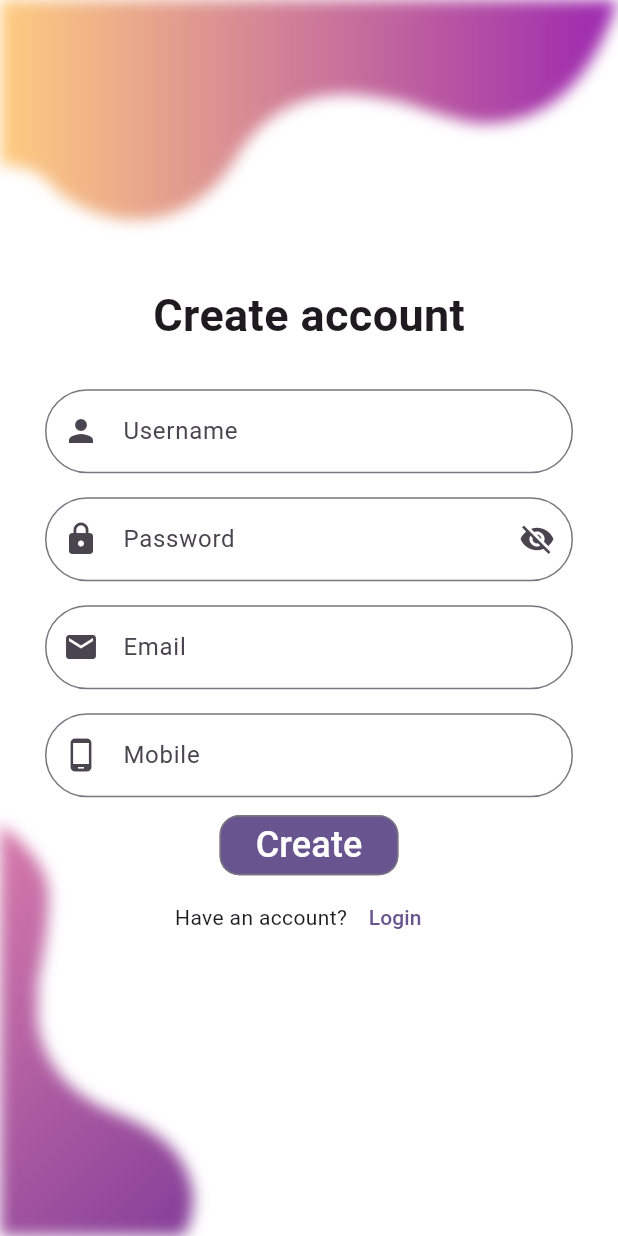
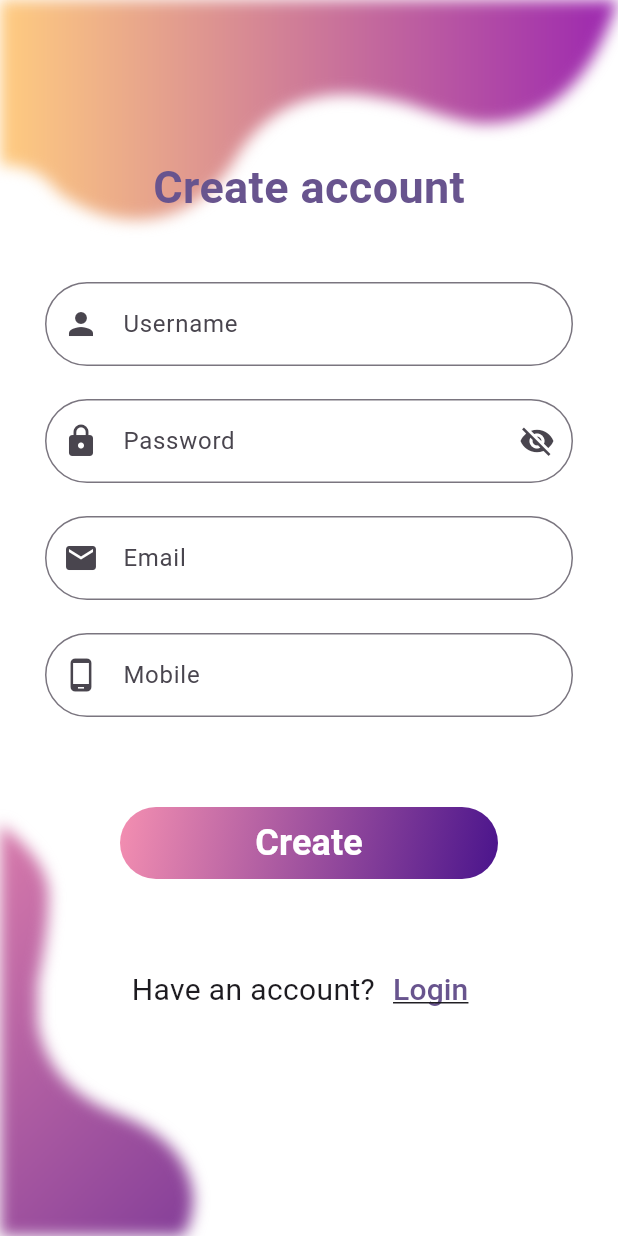
Before and after one commit to GretaAntenucci/Bullet-Buddy, a Flutter app: the CreateAccountPage screen opened by its route, on a phone screen of 412 x 824 dp. Run offline on Flutter 3.47's test engine with Material 3 defaults, Android fonts, the phone set to English and light mode, and no system bars; our stand-ins replace google_fonts.

Commit message:
style: Visually improved create account page

```diff
--- a/lib/pages/create_account_page.dart
+++ b/lib/pages/create_account_page.dart
@@ -1,13 +1,11 @@
 import 'package:bullet_buddy/shapes/bottom_shape.dart';
 import 'package:bullet_buddy/shapes/top_shape.dart';
+import 'package:bullet_buddy/widgets/custom_text_field.dart';
+import 'package:bullet_buddy/widgets/gradient_button.dart';
 import 'package:flutter/material.dart';
 
-
-
 class CreateAccountPage extends StatelessWidget {
-  CreateAccountPage({super.key});
-  ValueNotifier<bool> open = ValueNotifier(true);
-
+  const CreateAccountPage({super.key});
 
   @override
   Widget build(BuildContext context) {
@@ -18,158 +16,119 @@ class CreateAccountPage extends StatelessWidget {
           const TopShape(),
           const BottomShape(),
           SafeArea(
-              child: ValueListenableBuilder(
-                valueListenable: open,
-                builder: (context, value, child) {
-                  return Column(
-                    mainAxisAlignment: MainAxisAlignment.center,
+            child: SingleChildScrollView(
+              child: Column(
                 children: [
-                      const Text('Create account',
+                  /// Title (create account)
+                  Padding(
+                    padding: const EdgeInsets.only(top: 103),
+                    child: Text(
+                      'Create account',
                       style: TextStyle(
                         fontSize: 30,
                         fontWeight: FontWeight.bold,
-                      )
-                      ),
-                      const SizedBox(
-                        height: 20,
-                      ),
-                      Form(
-                        child: Column(
-                          children: [
-                            Padding(
-                            padding: const EdgeInsets.symmetric(
-                              horizontal: 30,
-                              vertical: 8.0,
-                            ),
-                            child: TextField(
-                              keyboardType: TextInputType.text,
-                              decoration: InputDecoration(
-                                prefixIcon: const Icon(Icons.person),
-                                hintText: 'Username',
-                                border: OutlineInputBorder(
-                                  borderSide: const BorderSide()
-                                      .copyWith(color: Colors.grey),
-                                  borderRadius: const BorderRadius.all(
-                                    Radius.circular(50),
+                        color: Theme.of(context).primaryColor,
                       ),
                     ),
                   ),
+
+                  ///Spacing
+                  const SizedBox(
+                    height: 42,
                   ),
+
+                  /// Form with text fields
+                  Form(
+                    child: Padding(
+                      padding: const EdgeInsets.symmetric(horizontal: 30),
+                      child: Column(
+                        children: [
+                          /// Username field
+                          CustomTextField(
+                            textInputType: TextInputType.text,
+                            icon: const Icon(Icons.person),
+                            hintText: 'Username',
                           ),
-                            Padding(
-                              padding: const EdgeInsets.symmetric(
-                                horizontal: 30,
-                                vertical: 8.0,
+
+                          const SizedBox(
+                            height: 22,
                           ),
-                              child: TextField(
-                                keyboardType: TextInputType.text,
-                                obscureText: open.value,
-                                decoration: InputDecoration(
-                                  constraints: const BoxConstraints(
-                                    maxHeight: 70,
-                                    maxWidth: double.infinity,
+
+                          /// Password field
+                          CustomTextField.password(
+                            hintText: 'Password',
                           ),
-                                  suffixIcon: IconButton(
-                                    splashColor: Colors.transparent,
-                                    highlightColor: Colors.transparent,
-                                    onPressed: () {
-                                      open.value = !open.value;
-                                    },
-                                    icon: open.value
-                                        ? const Icon(Icons.visibility_off)
-                                        : const Icon(Icons.remove_red_eye),
+                          const SizedBox(
+                            height: 22,
                           ),
-                                  prefixIcon: const Icon(Icons.lock),
-                                  hintText: 'Password',
-                                  border: OutlineInputBorder(
-                                      borderSide: const BorderSide()
-                                          .copyWith(color: Colors.grey),
-                                      borderRadius: const BorderRadius.all(
-                                          Radius.circular(50))),
+
+                          /// Email Field
+                          CustomTextField(
+                            textInputType: TextInputType.emailAddress,
+                            icon: const Icon(Icons.mail),
+                            hintText: 'Email',
+                          ),
+                          const SizedBox(
+                            height: 22,
+                          ),
+
+                          /// Mobile Field
+                          CustomTextField(
+                            textInputType: TextInputType.number,
+                            icon: const Icon(Icons.phone_android),
+                            hintText: 'Mobile',
+                          ),
+                        ],
                       ),
                     ),
                   ),
+
+                  /// Create Button
                   Padding(
-                              padding: const EdgeInsets.symmetric(
-                                horizontal: 30,
-                                vertical: 8.0,
+                    padding: const EdgeInsets.only(
+                      top: 60,
+                      left: 80,
+                      right: 80,
                     ),
-                              child: TextField(
-                                keyboardType: TextInputType.emailAddress,
-                                decoration: InputDecoration(
-                                  prefixIcon: const Icon(Icons.mail),
-                                  hintText: 'Email',
-                                  border: OutlineInputBorder(
-                                    borderSide: const BorderSide()
-                                        .copyWith(color: Colors.grey),
-                                    borderRadius: const BorderRadius.all(
-                                      Radius.circular(50),
+                    child: GradientButton(
+                      action: () {},
+                      text: 'Create',
                     ),
                   ),
+
+                  /// Text + text button
+                  Padding(
+                    padding: const EdgeInsets.only(top: 50),
+                    child: Row(
+                      mainAxisAlignment: MainAxisAlignment.center,
+                      children: [
+                        /// Text
+                        const Text(
+                          "Have an account?",
+                          style: TextStyle(fontSize: 20),
                         ),
-                              ),
-                            ),
-                            Padding(
-                              padding: const EdgeInsets.symmetric(
-                                horizontal: 30,
-                                vertical: 8.0,
-                              ),
-                              child: TextField(
-                                keyboardType: TextInputType.number,
-                                decoration: InputDecoration(
-                                  prefixIcon: const Icon(Icons.phone_android),
-                                  hintText: 'Mobile',
-                                  border: OutlineInputBorder(
-                                    borderSide: const BorderSide()
-                                        .copyWith(color: Colors.grey),
-                                    borderRadius: const BorderRadius.all(
-                                      Radius.circular(50),
-                                    ),
-                                  ),
+
+                        /// Text button
+                        TextButton(
+                          onPressed: () {
+                            Navigator.pushNamed(context, '/login');
+                          },
+                          child: const Text(
+                            'Login',
+                            style: TextStyle(
+                              decoration: TextDecoration.underline,
+                              fontSize: 20,
                             ),
                           ),
                         ),
                       ],
                     ),
                   ),
-                      OutlinedButton(
-                        style: ButtonStyle(
-                          backgroundColor: MaterialStateProperty.all(
-                              Theme.of(context).primaryColor),
-                          shape: MaterialStateProperty.all(
-                            RoundedRectangleBorder(
-                              borderRadius: BorderRadius.circular(13),
+                ],
               ),
             ),
           ),
-                        onPressed: () {},
-                        child: const Text(
-                          'Create',
-                          style: TextStyle(
-                            color: Colors.white,
-                            fontSize: 24,
-                          ),
-                        ),
-                      ),
-
-                      Row(
-                        mainAxisAlignment: MainAxisAlignment.center,
-                        children: [
-                          const Text("Have an account?"),
-                          TextButton(
-                            onPressed: () {
-                              Navigator.pushNamed(context, '/login');
-                            },
-                            child: const Text('Login'),
-                          ),
         ],
-                      ),
-                    ],
-                  );
-                },
-              ),
-            ),
-          ]
       ),
     );
   }
--- a/lib/pages/login_page.dart
+++ b/lib/pages/login_page.dart
@@ -6,7 +6,7 @@ import 'package:flutter/material.dart';
 import 'package:google_fonts/google_fonts.dart';
 
 class LoginPage extends StatelessWidget {
-  LoginPage({super.key});
+  const LoginPage({super.key});
 
   @override
   Widget build(BuildContext context) {
@@ -96,8 +96,8 @@ class LoginPage extends StatelessWidget {
                 Padding(
                   padding: const EdgeInsets.only(
                     top: 60,
-                    left: 100,
-                    right: 100,
+                    left: 80,
+                    right: 80,
                   ),
                   child: GradientButton(
                     text: 'Sign in',
```
Lines whose indentation alone changed are shown as unchanged.
